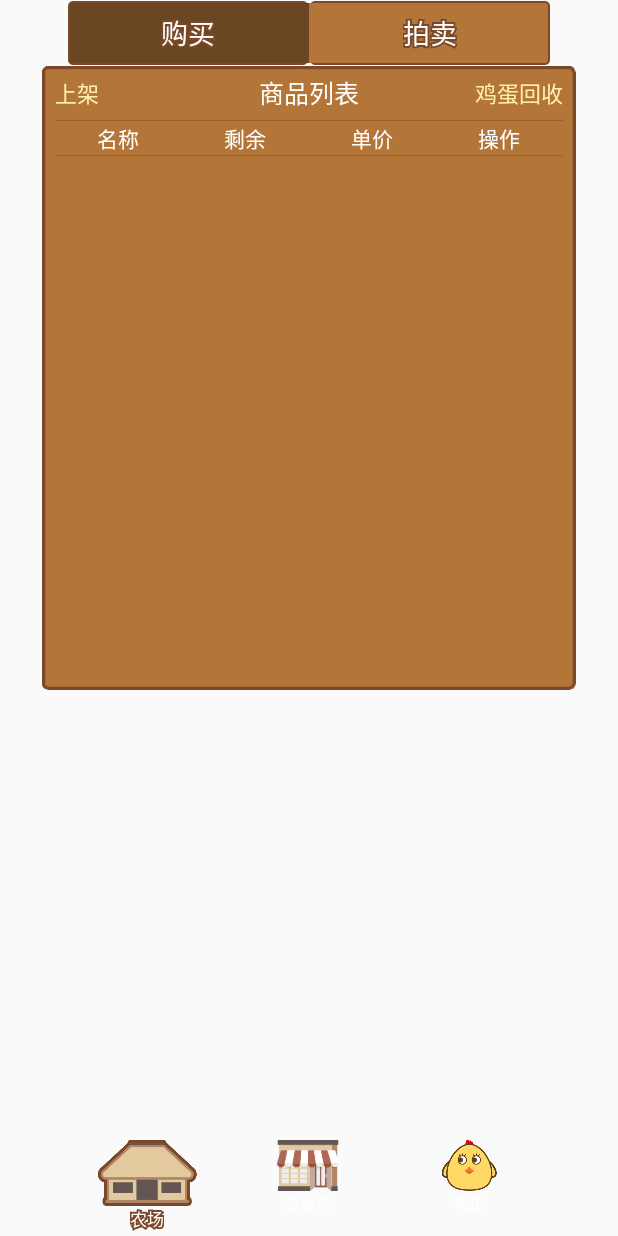
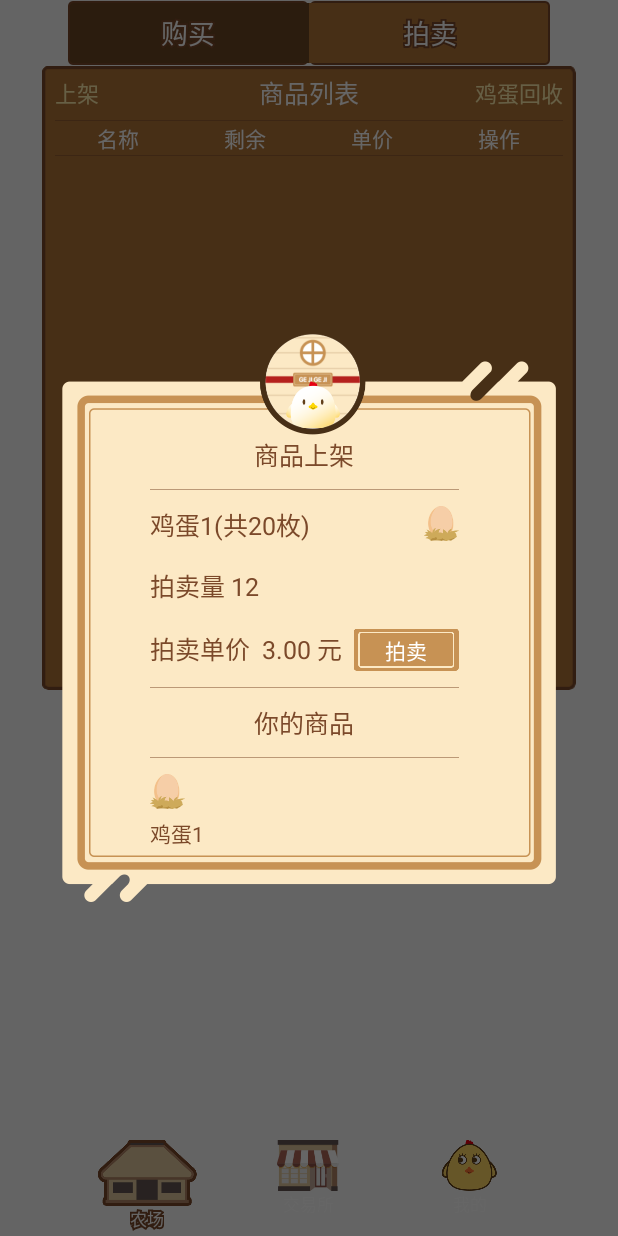
Before and after one commit to fanqilongmoli/gejigeji, an Android app: the fragment AuctionHouseFragment placed in its activity, after a tap on "上架", on a phone screen of 412 x 824 dp. Run offline under Robolectric (Android 15) with nearby library versions, the phone set to English and light mode, and no system bars; our stand-ins replace CircleImageView; libraries missing offline, so code that uses them is left out: cn.bingoogolapple.baseadapter; Roboto replaces fonts that are not available here; 5 statements that could not run were skipped; 2 other taps on this screen came first.

Commit message:
上架完成

```diff
--- a/app/src/main/java/com/flowerbell/gejigeji/modules/exchange/AuctionHouseFragment.kt
+++ b/app/src/main/java/com/flowerbell/gejigeji/modules/exchange/AuctionHouseFragment.kt
@@ -12,6 +12,7 @@ import com.flowerbell.gejigeji.modules.exchange.adapter.AuctionAdapter
 import com.flowerbell.gejigeji.modules.exchange.adapter.BuyAdapter
 import com.flowerbell.gejigeji.modules.main.fragment.ExchangeFragment
 import com.flowerbell.gejigeji.widget.dialog.RecoveryDialog
+import com.flowerbell.gejigeji.widget.dialog.ShangJiaDialog
 import kotlinx.android.synthetic.main.fragment_auction_house.*
 
 
@@ -80,6 +81,8 @@ class AuctionHouseFragment : BaseFragment(), View.OnClickListener {
             }
             R.id.tv_shangjia->{
                 //上架
+                val shangJiaDialog = ShangJiaDialog(context)
+                shangJiaDialog.show()
             }
             R.id.tv_huishou->{
                 //回收
--- /dev/null
+++ b/app/src/main/java/com/flowerbell/gejigeji/widget/dialog/ShangJiaDialog.kt
@@ -0,0 +1,32 @@
+package com.flowerbell.gejigeji.widget.dialog
+
+import android.app.Dialog
+import android.content.Context
+import android.view.LayoutInflater
+import android.widget.LinearLayout
+import com.chuangxincheng.commlibrary.sys.DeviceUtils
+import com.flowerbell.gejigeji.R
+import kotlinx.android.synthetic.main.dialog_shang_jia.view.*
+
+/**
+ * Created by fanqilong on 2018/3/4.
+ */
+class ShangJiaDialog(context: Context?) : LinearLayout(context) {
+    private var mDialog: Dialog? = null
+    init {
+        LayoutInflater.from(context).inflate(R.layout.dialog_shang_jia,this@ShangJiaDialog)
+        mDialog = Dialog(context, R.style.AlertDialogStyle)
+        mDialog!!.setContentView(this)
+
+        llRoot.layoutParams = LayoutParams((DeviceUtils.getScreenWidth(context) * 0.8f).toInt(), LayoutParams.WRAP_CONTENT)
+
+
+        tv_huishou.setOnClickListener {
+            mDialog?.dismiss()
+        }
+    }
+
+    fun show() {
+        mDialog!!.show()
+    }
+}
--- /dev/null
+++ b/app/src/main/res/layout/dialog_shang_jia.xml
@@ -0,0 +1,122 @@
+<?xml version="1.0" encoding="utf-8"?>
+<LinearLayout
+    xmlns:android="http://schemas.android.com/apk/res/android"
+    android:layout_width="match_parent"
+    android:layout_height="wrap_content"
+    android:id="@+id/llRoot"
+    xmlns:app="http://schemas.android.com/apk/res-auto"
+    android:background="@drawable/window_img"
+    android:orientation="vertical">
+
+    <TextView
+        android:layout_gravity="center_horizontal"
+        android:layout_width="wrap_content"
+        android:layout_height="wrap_content"
+        android:textSize="@dimen/x30"
+        android:textColor="@color/color_7b492a"
+        android:text="商品上架"/>
+    <View
+        android:layout_marginTop="@dimen/y20"
+        android:layout_width="match_parent"
+        android:layout_height="1px"
+        android:background="#bb9977"/>
+    <RelativeLayout
+        android:layout_marginTop="@dimen/y20"
+        android:layout_width="match_parent"
+        android:layout_height="wrap_content">
+        <LinearLayout
+            android:orientation="vertical"
+            android:layout_width="wrap_content"
+            android:layout_height="wrap_content">
+            <TextView
+                android:textSize="@dimen/x30"
+                android:textColor="@color/color_7b492a"
+                android:layout_width="wrap_content"
+                android:layout_height="wrap_content"
+                android:text="鸡蛋1(共20枚)"/>
+            <TextView
+                android:textSize="@dimen/x30"
+                android:textColor="@color/color_7b492a"
+                android:layout_marginTop="@dimen/y30"
+                android:layout_width="wrap_content"
+                android:layout_height="wrap_content"
+                android:text="拍卖量 12"/>
+        </LinearLayout>
+        <ImageView
+            android:layout_alignParentRight="true"
+            android:layout_width="wrap_content"
+            android:layout_height="wrap_content"
+            android:src="@drawable/auction_egg_ic"/>
+    </RelativeLayout>
+
+    <LinearLayout
+        android:layout_marginTop="@dimen/x30"
+        android:layout_width="match_parent"
+        android:layout_height="wrap_content">
+        <TextView
+            android:textSize="@dimen/x30"
+            android:textColor="@color/color_7b492a"
+            android:layout_width="wrap_content"
+            android:layout_height="wrap_content"
+            android:text="拍卖单价"/>
+        <TextView
+            android:textSize="@dimen/x30"
+            android:textColor="@color/color_7b492a"
+            android:layout_width="0dp"
+            android:layout_weight="1"
+            android:gravity="center_horizontal"
+            android:layout_height="wrap_content"
+            android:text="3.00 元"/>
+        <TextView
+            android:id="@+id/tv_huishou"
+            android:layout_width="wrap_content"
+            android:layout_height="wrap_content"
+            android:text="拍卖"
+            android:gravity="center"
+            android:textColor="@color/color_fff"
+            android:background="@drawable/button_bg"/>
+    </LinearLayout>
+    <View
+        android:layout_marginTop="@dimen/y20"
+        android:layout_width="match_parent"
+        android:layout_height="1px"
+        android:background="#bb9977"/>
+    <TextView
+        android:layout_marginTop="@dimen/y20"
+        android:layout_width="wrap_content"
+        android:layout_height="wrap_content"
+        android:text="你的商品"
+        android:textSize="@dimen/x30"
+        android:layout_gravity="center_horizontal"
+        android:textColor="@color/color_7b492a"/>
+    <View
+        android:layout_marginTop="@dimen/y20"
+        android:layout_width="match_parent"
+        android:layout_height="1px"
+        android:background="#bb9977"/>
+
+    <LinearLayout
+        android:layout_marginTop="@dimen/y20"
+        android:layout_width="match_parent"
+        android:layout_height="wrap_content">
+        <LinearLayout
+            android:orientation="vertical"
+            android:layout_width="wrap_content"
+            android:layout_height="wrap_content">
+            <ImageView
+                android:layout_width="wrap_content"
+                android:layout_height="wrap_content"
+                android:src="@drawable/auction_egg_ic"/>
+            <TextView
+                android:layout_width="wrap_content"
+                android:layout_height="wrap_content"
+                android:text="鸡蛋1"
+                android:layout_marginTop="@dimen/y10"
+                android:textColor="@color/color_7b492a"/>
+        </LinearLayout>
+
+    </LinearLayout>
+
+
+
+</LinearLayout>
```
